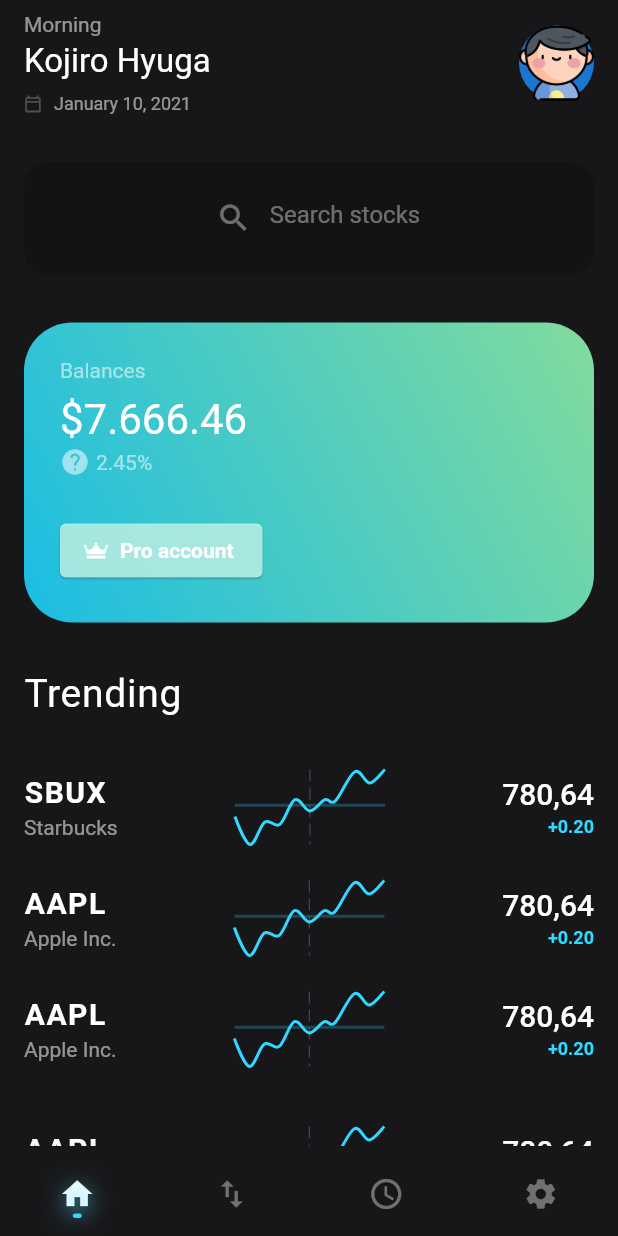
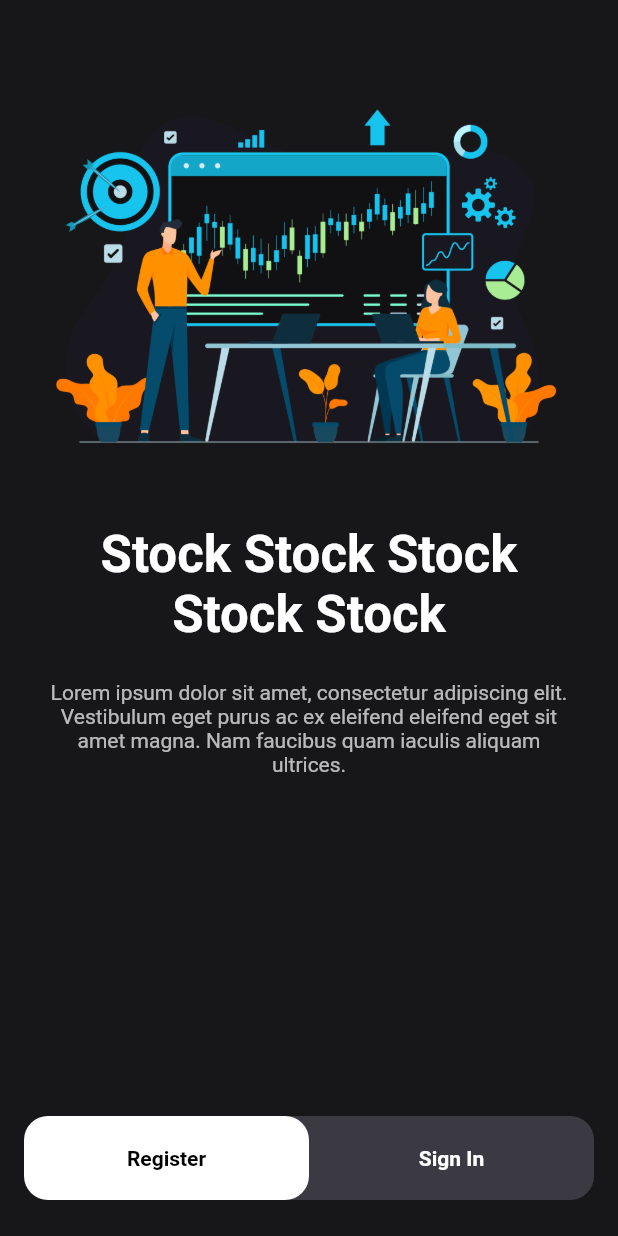
Before and after one commit to DanhLe1412/StockPrediction, a Flutter app: the screen it shows after launch, on a phone screen of 412 x 824 dp. Run offline on Flutter 3.47's test engine with Material 2 defaults, Android fonts, the phone set to English and light mode, and no system bars; drawn by our look-alikes of fl_chart; our stand-ins replace firebase_auth, flutter_svg; accounts and stored records are empty.

Commit message:
authentication screens

```diff
--- /dev/null
+++ b/lib/common_widgets/CustomButton.dart
@@ -0,0 +1,43 @@
+import 'package:flutter/material.dart';
+
+class CustomButton extends StatelessWidget {
+  const CustomButton({
+    Key? key,
+    required this.onPressed,
+    required this.text,
+    this.mode = 'light',
+  }) : super(key: key);
+
+  final String mode;
+  final void Function() onPressed;
+  final String text;
+
+  @override
+  Widget build(BuildContext context) {
+    final MaterialStateProperty<Color>? overlayColor =
+        mode == 'light' ? MaterialStateProperty.all(Color(0x95C9C9C9)) : null;
+    final MaterialStateProperty<Color> backgroundColor = mode == 'light'
+        ? MaterialStateProperty.all(Colors.white)
+        : MaterialStateProperty.all(Color(0xFF3B3A42));
+    final Color color = mode == 'light' ? Colors.black : Colors.white;
+    return ElevatedButton(
+      onPressed: onPressed,
+      child: Text(
+        text,
+        style: TextStyle(
+          fontWeight: FontWeight.w600,
+          color: color,
+        ),
+      ),
+      style: ButtonStyle(
+        padding: MaterialStateProperty.all(EdgeInsets.symmetric(vertical: 20)),
+        elevation: MaterialStateProperty.all(0),
+        overlayColor: overlayColor,
+        backgroundColor: backgroundColor,
+        shape: MaterialStateProperty.all(
+          RoundedRectangleBorder(borderRadius: BorderRadius.circular(16)),
+        ),
+      ),
+    );
+  }
+}
--- a/lib/constants.dart
+++ b/lib/constants.dart
@@ -0,0 +1 @@
+const double horizontalPadding = 16;
--- a/lib/main.dart
+++ b/lib/main.dart
@@ -1,7 +1,9 @@
 import 'package:flutter/material.dart';
+import 'package:stock_prediction/screens/auth_screens/register_screen.dart';
+import 'package:stock_prediction/screens/auth_screens/login_screen.dart';
 import 'package:stock_prediction/screens/detail_screen/detail_screen.dart';
 import 'package:stock_prediction/screens/home_screen/home_screen.dart';
-
+import 'package:stock_prediction/screens/landing_page.dart';
 
 void main() {
   runApp(StockPrediction());
@@ -17,6 +19,8 @@ class StockPrediction extends StatelessWidget {
       debugShowCheckedModeBanner: false,
       theme: ThemeData(
         primaryColor: Color(0xFF171719),
+        appBarTheme: AppBarTheme(elevation: 0),
+        scaffoldBackgroundColor: Color(0xFF171719),
         accentColor: Color(0xFF131215),
         textTheme: Theme.of(context)
             .textTheme
@@ -24,8 +28,10 @@ class StockPrediction extends StatelessWidget {
       ),
       initialRoute: HomeScreen.route,
       routes: {
-        '/': (_) => HomeScreen(),
+        '/': (_) => LandingPage(),
         '/stock_detail': (_) => DetailScreen(),
+        '/sign_in': (_) => LoginScreen(),
+        '/register': (_) => RegisterScreen(),
       },
     );
   }
--- a/lib/screens/detail_screen/detail_screen.dart
+++ b/lib/screens/detail_screen/detail_screen.dart
@@ -12,7 +12,6 @@ class DetailScreen extends StatelessWidget {
         FocusManager.instance.primaryFocus?.unfocus();
       },
       child: Scaffold(
-        backgroundColor: Theme.of(context).primaryColor,
         body: SafeArea(
           child: SingleChildScrollView(
             child: Column(
--- a/lib/screens/detail_screen/widgets/bottom_half.dart
+++ b/lib/screens/detail_screen/widgets/bottom_half.dart
@@ -46,7 +46,9 @@ class _BottomHalfState extends State<BottomHalf> {
               ),
             ],
           ),
+          SizedBox(height: 32),
           BuyButton(),
+          SizedBox(height: 16),
         ],
       ),
     );
--- a/lib/screens/detail_screen/widgets/top_half.dart
+++ b/lib/screens/detail_screen/widgets/top_half.dart
@@ -1,6 +1,7 @@
 
 
 import 'package:flutter/material.dart';
+import 'package:stock_prediction/constants.dart';
 import 'package:stock_prediction/screens/detail_screen/widgets/header.dart';
 
 import 'package:stock_prediction/screens/detail_screen/widgets/line_chart_custom.dart';
@@ -40,7 +41,7 @@ class _TopHalfState extends State<TopHalf> {
                       maxHeight: 250,
                     ),
                     child: Padding(
-                      padding: EdgeInsets.all(24),
+                      padding: EdgeInsets.all(horizontalPadding),
                       child: LineChartCustom(),
                     ),
                   ),
--- a/lib/screens/home_screen/home_screen.dart
+++ b/lib/screens/home_screen/home_screen.dart
@@ -1,5 +1,5 @@
-import 'package:fl_chart/fl_chart.dart';
 import 'package:flutter/material.dart';
+import 'package:stock_prediction/constants.dart';
 import 'package:stock_prediction/screens/home_screen/widgets/app_navbar.dart';
 import 'package:stock_prediction/screens/home_screen/widgets/header.dart';
 import 'package:stock_prediction/screens/home_screen/widgets/info_card.dart';
@@ -18,12 +18,14 @@ class HomeScreen extends StatelessWidget {
         FocusManager.instance.primaryFocus?.unfocus();
       },
       child: Scaffold(
-        backgroundColor: Theme.of(context).primaryColor,
         body: SafeArea(
           child: ListView(
             children: [
               Padding(
-                padding: const EdgeInsets.only(top: 8.0, left: 16, right: 16),
+                padding: const EdgeInsets.only(
+                    top: 8.0,
+                    left: horizontalPadding,
+                    right: horizontalPadding),
                 child: Column(
                   mainAxisSize: MainAxisSize.min,
                   crossAxisAlignment: CrossAxisAlignment.start,
--- a/lib/screens/home_screen/widgets/row_stocks.dart
+++ b/lib/screens/home_screen/widgets/row_stocks.dart
@@ -65,7 +65,6 @@ class RowStocks extends StatelessWidget {
         value: '780,64',
         changes: '+0.20',
       ),
-      SizedBox(height: 16),
       RowStock(
         stockId: 'aapl',
         brand: 'Apple Inc.',
--- /dev/null
+++ b/lib/screens/landing_page.dart
@@ -0,0 +1,93 @@
+import 'package:firebase_auth/firebase_auth.dart';
+import 'package:flutter/cupertino.dart';
+import 'package:flutter/material.dart';
+import 'package:stock_prediction/common_widgets/CustomButton.dart';
+import 'package:stock_prediction/constants.dart';
+
+class LandingPage extends StatefulWidget {
+  const LandingPage({Key? key}) : super(key: key);
+
+  @override
+  _LandingPageState createState() => _LandingPageState();
+}
+
+class _LandingPageState extends State<LandingPage> {
+  User? _user;
+
+  @override
+  Widget build(BuildContext context) {
+    if (_user == null)
+      return Scaffold(
+        appBar: AppBar(),
+        body: Padding(
+          padding: EdgeInsets.symmetric(
+            vertical: 8,
+            horizontal: horizontalPadding,
+          ),
+          child: Column(
+            children: [
+              Image.asset('assets/images/login_image.png'),
+
+              /// TODO change the font-family
+              Expanded(
+                child: Padding(
+                  padding: const EdgeInsets.symmetric(
+                    vertical: 32,
+                    horizontal: 16,
+                  ),
+                  child: Column(
+                    children: [
+                      Text(
+                        'Stock Stock Stock Stock Stock',
+                        style: Theme.of(context).textTheme.headline4?.copyWith(
+                              color: Colors.white,
+                              fontWeight: FontWeight.w600,
+                            ),
+                        textAlign: TextAlign.center,
+                      ),
+                      SizedBox(height: 24),
+                      Text(
+                        'Lorem ipsum dolor sit amet, consectetur adipiscing elit. Vestibulum eget purus ac ex eleifend eleifend eget sit amet magna. Nam faucibus quam iaculis aliquam ultrices.',
+                        style: TextStyle(color: Colors.white70),
+                        textAlign: TextAlign.center,
+                      ),
+                    ],
+                  ),
+                ),
+              ),
+              Container(
+                decoration: BoxDecoration(
+                  color: Color(0xFF3B3A42),
+                  borderRadius: BorderRadius.circular(24),
+                ),
+                child: Row(
+                  children: [
+                    Expanded(
+                      child: CustomButton(
+                        onPressed: () {
+                          Navigator.pushNamed(context, '/register');
+                        },
+                        text: 'Register',
+                        mode: 'light',
+                      ),
+                    ),
+                    Expanded(
+                      child: CustomButton(
+                        onPressed: () {
+                          Navigator.pushNamed(context, '/sign_in');
+                        },
+                        text: 'Sign In',
+                        mode: 'dark',
+                      ),
+                    ),
+                  ],
+                ),
+              ),
+              SizedBox(height: 16),
+            ],
+          ),
+        ),
+      );
+    return Scaffold(body: Center(child: CircularProgressIndicator()));
+  }
+}
--- a/pubspec.yaml
+++ b/pubspec.yaml
@@ -30,6 +30,8 @@ dependencies:
   cupertino_icons: ^1.0.2
   flutter_svg: ^0.22.0
   fl_chart: ^0.36.2
+  firebase_core: ^1.3.0
+  firebase_auth: ^2.0.0
 
 dev_dependencies:
   flutter_test:
```
Also changed, not shown: lib/screens/auth_screens/auth_screen.dart (added, +86 -0 lines), lib/screens/auth_screens/login_screen.dart (added, +73 -0 lines), lib/screens/auth_screens/register_screen.dart (added, +89 -0 lines), lib/screens/auth_screens/widgets/Input.dart (added, +60 -0 lines), lib/services/Auth.dart (added, +13 -0 lines), assets/images/left.png (added), assets/images/left.svg (added), assets/images/login_background.jpg (added), assets/images/login_image.png (added), assets/images/login_image.svg (added), pubspec.lock, 3 other files.
